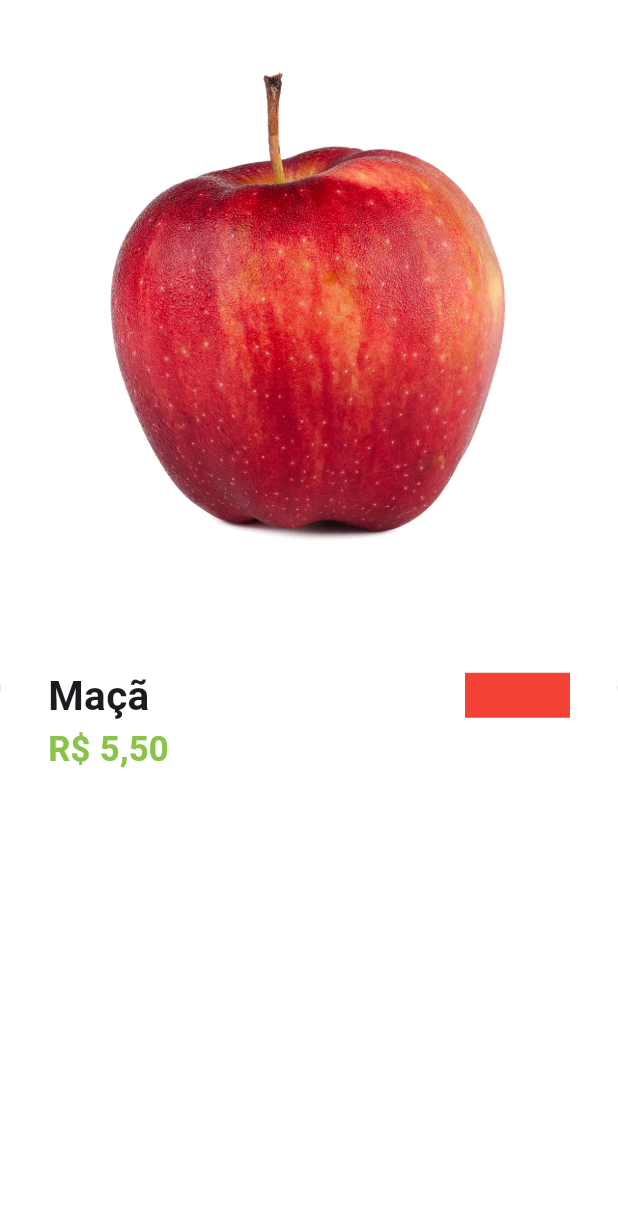
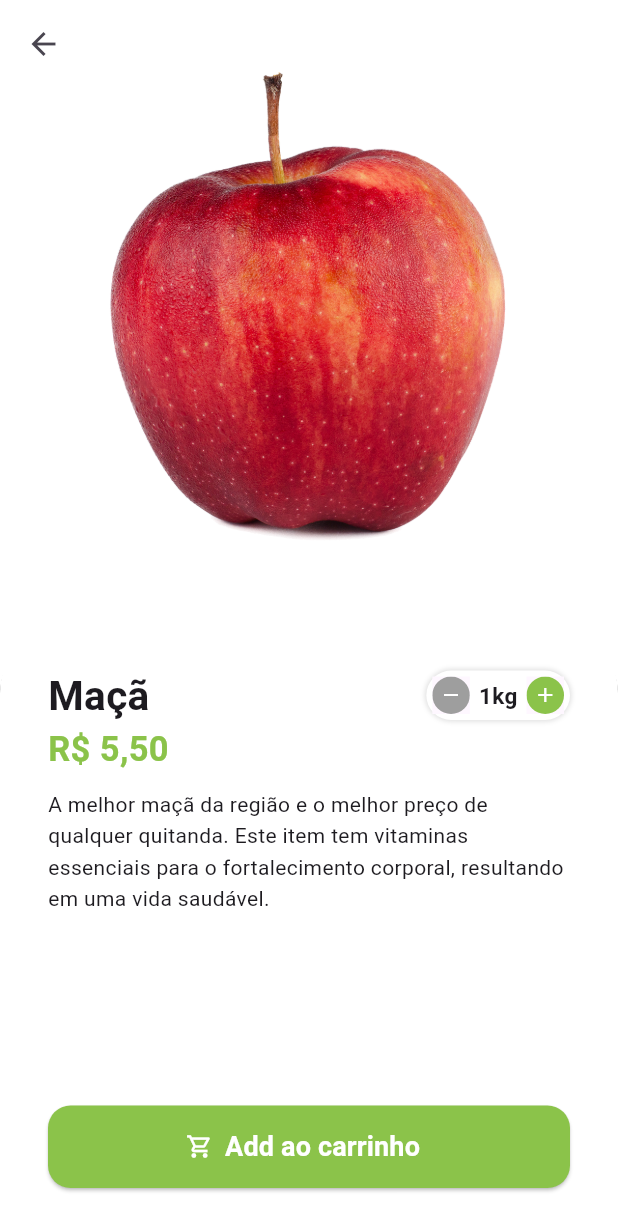
Before and after one commit to VanessaNRosa/quitanda_virtual, a Flutter app: the HomeTab screen opened directly, after a tap on "Maçã", on a phone screen of 412 x 824 dp. Shown: the top 1231 px of the screen. Run offline on Flutter 3.47's test engine with Material 3 defaults, Android fonts, the light colour scheme and no system bars; our stand-ins replace animated_text_kit, mask_text_input_formatter.

Commit message:
finalizando product page

```diff
--- a/lib/src/config/app_data.dart
+++ b/lib/src/config/app_data.dart
@@ -5,7 +5,7 @@ ItemModel apple = ItemModel(
   image: 'assets/fruits/apple.png',
   unit: "kg",
   price: 5.5,
-  description: "A melhor maçã da região.",
+  description: 'A melhor maçã da região e o melhor preço de qualquer quitanda. Este item tem vitaminas essenciais para o fortalecimento corporal, resultando em uma vida saudável.',
 );
 
 ItemModel grape = ItemModel(
@@ -14,7 +14,7 @@ ItemModel grape = ItemModel(
   price: 7.4,
   unit: 'kg',
   description:
-      'A melhor uva da região e que conta com o melhor preço de qualquer quitanda. Este item conta com vitaminas essenciais para o fortalecimento corporal, resultando em uma vida saudável.',
+      'A melhor uva da região e o melhor preço de qualquer quitanda. Este item tem vitaminas essenciais para o fortalecimento corporal, resultando em uma vida saudável.',
 );
 
 ItemModel guava = ItemModel(
@@ -23,7 +23,7 @@ ItemModel guava = ItemModel(
   price: 11.5,
   unit: 'kg',
   description:
-      'A melhor goiaba da região e que conta com o melhor preço de qualquer quitanda. Este item conta com vitaminas essenciais para o fortalecimento corporal, resultando em uma vida saudável.',
+      'A melhor goiaba da região e o melhor preço de qualquer quitanda. Este item tem vitaminas essenciais para o fortalecimento corporal, resultando em uma vida saudável.',
 );
 
 ItemModel kiwi = ItemModel(
@@ -32,7 +32,7 @@ ItemModel kiwi = ItemModel(
   price: 2.5,
   unit: 'un',
   description:
-      'O melhor kiwi da região e que conta com o melhor preço de qualquer quitanda. Este item conta com vitaminas essenciais para o fortalecimento corporal, resultando em uma vida saudável.',
+      'O melhor kiwi da região e o melhor preço de qualquer quitanda. Este item tem vitaminas essenciais para o fortalecimento corporal, resultando em uma vida saudável.',
 );
 
 ItemModel mango = ItemModel(
@@ -41,7 +41,7 @@ ItemModel mango = ItemModel(
   price: 2.5,
   unit: 'un',
   description:
-      'A melhor manga da região e que conta com o melhor preço de qualquer quitanda. Este item conta com vitaminas essenciais para o fortalecimento corporal, resultando em uma vida saudável.',
+      'A melhor manga da região e o melhor preço de qualquer quitanda. Este item tem vitaminas essenciais para o fortalecimento corporal, resultando em uma vida saudável.',
 );
 
 ItemModel papaya = ItemModel(
@@ -50,7 +50,7 @@ ItemModel papaya = ItemModel(
   price: 8,
   unit: 'kg',
   description:
-      'O melhor mamão da região e que conta com o melhor preço de qualquer quitanda. Este item conta com vitaminas essenciais para o fortalecimento corporal, resultando em uma vida saudável.',
+      'O melhor mamão da região e o melhor preço de qualquer quitanda. Este item tem vitaminas essenciais para o fortalecimento corporal, resultando em uma vida saudável.',
 );
 
 // Lista de produtos
--- /dev/null
+++ b/lib/src/pages/common_widgets/quantity_widget.dart
@@ -0,0 +1,97 @@
+import 'package:flutter/material.dart';
+import 'package:quitanda_virtual/src/config/custom_colors.dart';
+
+class QuantityWidget extends StatelessWidget {
+ final int value;
+ final String suffixText;
+ final Function(int quantity) result;
+
+  const QuantityWidget({
+    required this.suffixText,
+    required this.value,
+    required this.result,
+    super.key});
+
+  @override
+  Widget build(BuildContext context) {
+    return Container(
+      padding: EdgeInsets.all(4),
+      decoration: BoxDecoration(
+        color: Colors.white,
+        borderRadius: BorderRadius.circular(50),
+        boxShadow: [
+          BoxShadow(
+            color: Colors.grey.shade300,
+            spreadRadius: 1,
+            blurRadius: 2,
+          ),
+        ],
+      ),
+      child: Row(
+        children: [
+          _QuantityButton(
+            color: Colors.grey,
+            icon: Icons.remove,
+            onPressed: (){
+              if(value == 1) return;
+              int resultCount = value - 1;
+              result (resultCount);
+            },
+          ),
+
+          Padding(
+            padding: EdgeInsets.symmetric(horizontal: 6),
+            child: Text("$value$suffixText",
+            style: TextStyle(
+              fontSize: 15,
+              fontWeight: FontWeight.bold
+            ),),
+          ),
+
+          _QuantityButton(
+            color: CustomColors.customSwatchColor,
+            icon: Icons.add,
+            onPressed: (){
+              int resultCount = value + 1;
+              result (resultCount);
+            },
+          ),
+        ],
+      ),
+    );
+  }
+}
+
+class _QuantityButton extends StatelessWidget {
+  final Color color;
+  final IconData icon;
+  final VoidCallback onPressed;
+
+  const _QuantityButton({
+    required this.color,
+    required this.icon,
+    required this.onPressed,
+    super.key,
+  });
+
+  @override
+  Widget build(BuildContext context) {
+    return Material(
+      child: InkWell(
+        borderRadius: BorderRadius.circular(25),
+        onTap: onPressed,
+        child: Ink(
+          height: 25,
+          width: 25,
+          decoration: BoxDecoration(
+            shape: BoxShape.circle,
+            color: color,
+          ),
+          child: Icon(icon,
+          color: Colors.white,
+          size: 16),
+        ),
+      ),
+    );
+  }
+}
--- a/lib/src/pages/home/components/item_tile.dart
+++ b/lib/src/pages/home/components/item_tile.dart
@@ -37,7 +37,9 @@ class ItemTile extends StatelessWidget {
               child: Column(
                 crossAxisAlignment: CrossAxisAlignment.stretch,
                 children: [
-                  Expanded(child: Image.asset(item.image)),
+                  Expanded(child: Hero(
+                    tag: item.image,
+                    child: Image.asset(item.image))),
                   Text(
                     item.itemName,
                     style: const TextStyle(
--- a/lib/src/pages/product/product_screen.dart
+++ b/lib/src/pages/product/product_screen.dart
@@ -1,30 +1,48 @@
 import 'package:flutter/material.dart';
 import 'package:quitanda_virtual/src/config/custom_colors.dart';
 import 'package:quitanda_virtual/src/models/item_model.dart';
+import 'package:quitanda_virtual/src/pages/common_widgets/quantity_widget.dart';
 import 'package:quitanda_virtual/src/services/utils_services.dart';
 
-class ProductScreen extends StatelessWidget {
+class ProductScreen extends StatefulWidget {
   ProductScreen({required this.item, super.key});
 
   final ItemModel item;
+
+  @override
+  State<ProductScreen> createState() => _ProductScreenState();
+}
+
+class _ProductScreenState extends State<ProductScreen> {
   final UtilsServices utilsServices = UtilsServices();
+
+  int cartItemQuantity = 1;
 
   @override
   Widget build(BuildContext context) {
     return Scaffold(
       backgroundColor: Colors.white.withAlpha(230),
 
-      body: Column(
+      body: Stack(
         children: [
-          Expanded(child: Image.asset(item.image)),
+          Column(
+            children: [
+              Expanded(
+                child: Hero(tag: widget.item.image, child: Image.asset(widget.item.image)),
+              ),
               Expanded(
                 child: Container(
                   padding: const EdgeInsets.all(32),
                   decoration: BoxDecoration(
                     color: Colors.white,
-                borderRadius: BorderRadius.vertical(top: Radius.circular(50)),
+                    borderRadius: BorderRadius.vertical(
+                      top: Radius.circular(50),
+                    ),
                     boxShadow: [
-                  BoxShadow(color: Colors.grey.shade900, offset: Offset(0, 2)),
+                      BoxShadow(
+                        color: Colors.grey.shade900,
+                        offset: Offset(0, 2),
+                      ),
                     ],
                   ),
                   child: Column(
@@ -34,7 +52,7 @@ class ProductScreen extends StatelessWidget {
                         children: [
                           Expanded(
                             child: Text(
-                          item.itemName,
+                              widget.item.itemName,
                               maxLines: 2,
                               overflow: TextOverflow.ellipsis,
                               style: TextStyle(
@@ -43,18 +61,77 @@ class ProductScreen extends StatelessWidget {
                               ),
                             ),
                           ),
-                      Container(height: 30, width: 70, color: Colors.red),
+
+                        //Quantidade
+                          QuantityWidget(
+                            suffixText: widget.item.unit,
+                            value: cartItemQuantity,
+                            result: (int quantity){
+                              setState(() {
+                                cartItemQuantity = quantity;
+                              });
+                            },
+                          ),
                         ],
                       ),
+
+                      //Preço
                       Text(
-                    utilsServices.priceToCurrency(item.price),
+                        utilsServices.priceToCurrency(widget.item.price),
                         style: TextStyle(
                           fontSize: 23,
                           fontWeight: FontWeight.bold,
-                      color: CustomColors.customSwatchColor),
+                          color: CustomColors.customSwatchColor,
+                        ),
+                      ),
 
+                      //Descrição
+                      Expanded(
+                        child: Padding(
+                          padding: const EdgeInsets.symmetric(vertical: 10.0),
+                          child: SingleChildScrollView(
+                            child: Text(
+                              widget.item.description,
+                              style: const TextStyle(height: 1.5),
+                            ),
+                          ),
+                        ),
+                      ),
+                      //Botão
+                      SizedBox(
+                        height: 55,
+                        child: ElevatedButton.icon(
+                          style: ElevatedButton.styleFrom(
+                            backgroundColor: CustomColors.customSwatchColor,
+                            foregroundColor: Colors.white,
+                            shape: RoundedRectangleBorder(
+                              borderRadius: BorderRadius.circular(15),
+                            ),
+                          ),
+                          onPressed: () {},
+                          label: const Text(
+                            'Add ao carrinho',
+                            style: TextStyle(
+                              fontSize: 18,
+                              fontWeight: FontWeight.bold,
+                            ),
+                          ),
+                          icon: const Icon(Icons.shopping_cart_outlined),
+                        ),
                       ),
                     ],
+                  ),
+                ),
+              ),
+            ],
+          ),
+          Positioned(
+            top: 5,
+            left: 5,
+            child: SafeArea(
+              child: IconButton(
+                onPressed: () => Navigator.of(context).pop(),
+                icon: Icon(Icons.arrow_back),
               ),
             ),
           ),
```
Lines whose indentation alone changed are shown as unchanged.
